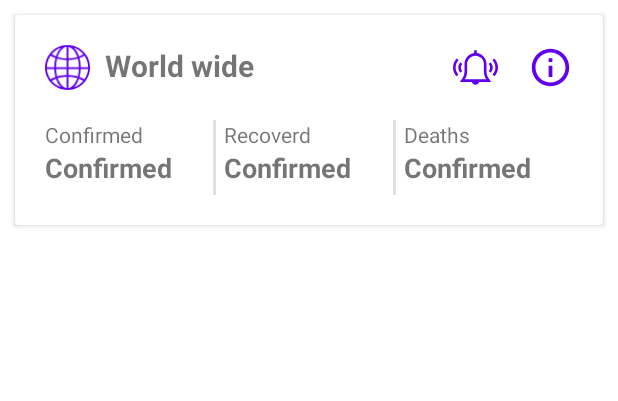
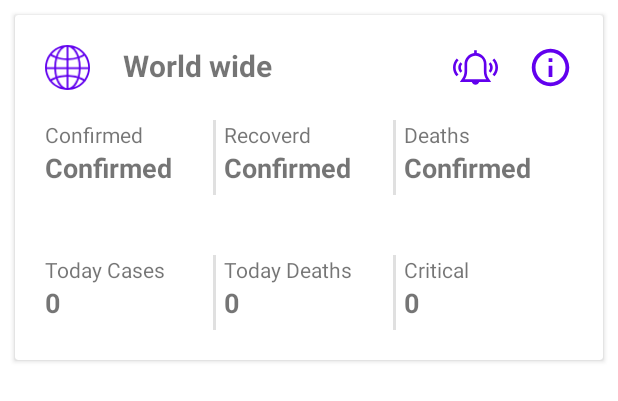
Before and after one commit to HimaAbousalem/COVID-19-Tracker, an Android app: the layout country_card_view.xml on its own in the app's theme, with its tools: preview values and no code run, on a phone screen of 412 x 824 dp. Shown: the top 401 px of the screen. Run offline under Robolectric (Android 15) with nearby library versions, the phone set to English and light mode, and no system bars.

Commit message:
test graphs

```diff
--- a/app/build.gradle
+++ b/app/build.gradle
@@ -82,6 +82,8 @@ dependencies {
     //coil
     implementation "io.coil-kt:coil:0.10.1"
 
+    //charts
+    implementation 'com.github.PhilJay:MPAndroidChart:v2.2.4'
     //Tests
     testImplementation 'junit:junit:4.13'
     androidTestImplementation 'androidx.test.ext:junit:1.1.1'
--- a/app/src/main/java/com/iti/mobile/covid19tracker/dagger/modules/controller/WorkerModule.kt
+++ b/app/src/main/java/com/iti/mobile/covid19tracker/dagger/modules/controller/WorkerModule.kt
@@ -1,7 +1,7 @@
 package com.iti.mobile.covid19tracker.dagger.modules.controller
 import com.iti.mobile.covid19tracker.dagger.scopes.WorkerKey
-import com.iti.mobile.covid19tracker.model.sync.ChildWorkerFactory
-import com.iti.mobile.covid19tracker.model.sync.SyncWork
+import com.iti.mobile.covid19tracker.work_manager.ChildWorkerFactory
+import com.iti.mobile.covid19tracker.work_manager.SyncWork
 import dagger.Binds
 import dagger.Module
 import dagger.multibindings.IntoMap
--- a/app/src/main/java/com/iti/mobile/covid19tracker/features/base/Covid19App.kt
+++ b/app/src/main/java/com/iti/mobile/covid19tracker/features/base/Covid19App.kt
@@ -6,7 +6,7 @@ import com.iti.mobile.covid19tracker.BuildConfig
 import com.iti.mobile.covid19tracker.dagger.component.CovidAppComponent
 import com.iti.mobile.covid19tracker.dagger.component.DaggerCovidAppComponent
 import com.iti.mobile.covid19tracker.dagger.modules.app.ApplicationModule
-import com.iti.mobile.covid19tracker.model.sync.SyncWork
+import com.iti.mobile.covid19tracker.work_manager.SyncWork
 import com.iti.mobile.covid19tracker.utils.WORK_MANAGER_KEY
 import timber.log.Timber
 import java.util.concurrent.TimeUnit
@@ -29,14 +29,14 @@ class Covid19App : Application(){
         WorkManager.initialize(this, Configuration.Builder()
                 .setWorkerFactory(myWorkerFactory)
                 .build())
-      //  scheduleWork()
+       scheduleWork()
     }
 
     private fun scheduleWork() {
         val constraints = Constraints.Builder()
             .setRequiredNetworkType(NetworkType.CONNECTED)
             .build()
-        val request = PeriodicWorkRequestBuilder<SyncWork>(2, TimeUnit.HOURS)
+        val request = PeriodicWorkRequestBuilder<SyncWork>(15, TimeUnit.MINUTES)
             .setConstraints(constraints)
             .build()
         WorkManager.getInstance(this).enqueueUniquePeriodicWork(WORK_MANAGER_KEY, ExistingPeriodicWorkPolicy.KEEP, request)
--- a/app/src/main/java/com/iti/mobile/covid19tracker/features/base/WorkerProviderFactory.kt
+++ b/app/src/main/java/com/iti/mobile/covid19tracker/features/base/WorkerProviderFactory.kt
@@ -5,7 +5,7 @@ import androidx.work.CoroutineWorker
 import androidx.work.ListenableWorker
 import androidx.work.WorkerFactory
 import androidx.work.WorkerParameters
-import com.iti.mobile.covid19tracker.model.sync.ChildWorkerFactory
+import com.iti.mobile.covid19tracker.work_manager.ChildWorkerFactory
 import javax.inject.Inject
 import javax.inject.Provider
 
--- a/app/src/main/java/com/iti/mobile/covid19tracker/utils/RepositoryHelper.kt
+++ b/app/src/main/java/com/iti/mobile/covid19tracker/utils/RepositoryHelper.kt
@@ -18,7 +18,7 @@ fun calculateTheDifferences(subscribedData: List<Country>, apiData: List<Country
             .forEach { api->
                 api.cases = api.cases - subscribed.cases
                 api.deaths = if( api.deaths-subscribed.deaths > 0 ) api.deaths - subscribed.deaths else  0
-                api.cases = if( api.recovered-subscribed.recovered > 0 ) api.recovered - subscribed.recovered else  0
+                api.recovered = if( api.recovered-subscribed.recovered > 0 ) api.recovered - subscribed.recovered else  0
                 changes.add(api) }
     }
     Timber.d("#5 filter Data")
--- /dev/null
+++ b/app/src/main/java/com/iti/mobile/covid19tracker/utils/StatisticsUtils.kt
@@ -0,0 +1 @@
+package com.iti.mobile.covid19tracker.utils
--- /dev/null
+++ b/app/src/main/res/drawable/graph_background2.xml
@@ -0,0 +1,5 @@
+<?xml version="1.0" encoding="utf-8"?>
+<shape xmlns:android="http://schemas.android.com/apk/res/android">
+    <solid
+        android:color="#F1E89E"></solid>
+</shape>
--- /dev/null
+++ b/app/src/main/res/drawable/graph_background3.xml
@@ -0,0 +1,5 @@
+<?xml version="1.0" encoding="utf-8"?>
+<shape xmlns:android="http://schemas.android.com/apk/res/android">
+    <solid
+        android:color="#F6450C"></solid>
+</shape>
--- /dev/null
+++ b/app/src/main/res/drawable/graph_bakground1.xml
@@ -0,0 +1,5 @@
+<?xml version="1.0" encoding="utf-8"?>
+<shape xmlns:android="http://schemas.android.com/apk/res/android">
+  <solid
+      android:color="#84CBE5"></solid>
+</shape>
--- a/app/src/main/res/layout/country_card_view.xml
+++ b/app/src/main/res/layout/country_card_view.xml
@@ -12,31 +12,36 @@
     android:foreground="?android:attr/selectableItemBackground">
 
 
+    <ScrollView
+        android:layout_width="match_parent"
+        android:layout_height="match_parent">
+
         <LinearLayout
             android:layout_width="match_parent"
-        android:layout_height="match_parent"
+            android:layout_height="wrap_content"
             android:orientation="vertical"
 
             android:weightSum="5">
+
             <androidx.appcompat.widget.AppCompatImageButton
                 android:id="@+id/hide_details_button"
                 android:layout_width="30dp"
                 android:layout_height="30dp"
+                android:layout_marginLeft="@dimen/all_margin"
+                android:layout_marginTop="@dimen/all_margin"
                 android:background="@drawable/ic_highlight_off_black_24dp"
+                android:visibility="gone"
                 app:iconGravity="start"
-            android:layout_marginTop="@dimen/all_margin"
-            android:layout_marginLeft="@dimen/all_margin"
-            app:layout_constraintTop_toTopOf="parent"
-            android:visibility="gone" />
+                app:layout_constraintTop_toTopOf="parent" />
+
             <androidx.constraintlayout.widget.ConstraintLayout
                 android:id="@+id/country_info_layout"
                 android:layout_width="match_parent"
                 android:layout_height="0dp"
-            android:layout_weight="2"
+                android:layout_marginLeft="@dimen/all_margin"
                 android:layout_marginTop="@dimen/all_margin"
                 android:layout_marginRight="@dimen/all_margin"
-            android:layout_marginLeft="@dimen/all_margin"
-           >
+                android:layout_weight="2">
 
                 <ImageView
                     android:id="@+id/flag_imageview"
@@ -49,12 +54,13 @@
 
                 <TextView
                     android:id="@+id/country_textview"
-                android:layout_width="wrap_content"
-                android:layout_height="wrap_content"
-                android:layout_marginStart="10dp"
+                    android:layout_width="210dp"
+                    android:layout_height="27dp"
+                    android:layout_marginEnd="10dp"
                     android:text="@string/world_wide"
                     android:textSize="20sp"
                     android:textStyle="bold"
+                    app:layout_constraintEnd_toStartOf="@+id/subscribe_button"
                     app:layout_constraintLeft_toRightOf="@+id/flag_imageview"
                     app:layout_constraintTop_toTopOf="@+id/flag_imageview" />
 
@@ -62,11 +68,12 @@
                     android:id="@+id/subscribe_button"
                     android:layout_width="30dp"
                     android:layout_height="30dp"
+                    android:layout_marginRight="@dimen/all_margin"
                     android:background="@drawable/ic_miscellaneous"
                     app:iconGravity="start"
-                android:layout_marginRight="@dimen/all_margin"
                     app:layout_constraintEnd_toStartOf="@id/info_button"
                     app:layout_constraintTop_toTopOf="parent" />
+
                 <androidx.appcompat.widget.AppCompatImageButton
                     android:id="@+id/info_button"
                     android:layout_width="30dp"
@@ -81,91 +88,99 @@
             <LinearLayout
                 android:layout_width="match_parent"
                 android:layout_height="0dp"
+                android:layout_margin="@dimen/all_margin"
                 android:layout_weight="3"
-            android:layout_margin="@dimen/all_margin"
+                android:baselineAligned="false"
                 android:orientation="horizontal"
-            android:weightSum="3"
-            android:baselineAligned="false">
+                android:weightSum="3">
 
                 <LinearLayout
                     android:layout_width="0dp"
-                android:layout_weight="1"
                     android:layout_height="match_parent"
                     android:layout_marginEnd="10dp"
+                    android:layout_weight="1"
                     android:orientation="vertical">
+
                     <TextView
                         android:layout_width="wrap_content"
                         android:layout_height="wrap_content"
-                    android:text="@string/confirmed"/>
+                        android:text="@string/confirmed" />
+
                     <TextView
                         android:id="@+id/confirmed_cases"
                         android:layout_width="wrap_content"
                         android:layout_height="wrap_content"
                         android:text="@string/confirmed"
-                    android:textStyle="bold"
-                    android:textSize="@dimen/numbers_size"/>
+                        android:textSize="@dimen/numbers_size"
+                        android:textStyle="bold" />
                 </LinearLayout>
+
                 <View
                     android:id="@+id/divider1"
                     android:layout_width="2dp"
                     android:layout_height="50dp"
                     android:background="?android:attr/listDivider" />
+
                 <LinearLayout
                     android:layout_width="0dp"
-                android:layout_weight="1"
                     android:layout_height="match_parent"
                     android:layout_marginStart="5dp"
                     android:layout_marginEnd="10dp"
+                    android:layout_weight="1"
                     android:orientation="vertical">
 
                     <TextView
                         android:layout_width="wrap_content"
                         android:layout_height="wrap_content"
-                    android:text="@string/recoverd"/>
+                        android:text="@string/recoverd" />
+
                     <TextView
                         android:id="@+id/recovered_cases"
                         android:layout_width="wrap_content"
                         android:layout_height="wrap_content"
                         android:text="@string/confirmed"
-                    android:textStyle="bold"
-                    android:textSize="@dimen/numbers_size"/>
+                        android:textSize="@dimen/numbers_size"
+                        android:textStyle="bold" />
                 </LinearLayout>
+
                 <View
                     android:id="@+id/divider2"
                     android:layout_width="2dp"
                     android:layout_height="50dp"
                     android:background="?android:attr/listDivider" />
+
                 <LinearLayout
+                    android:layout_width="0dp"
+                    android:layout_height="match_parent"
                     android:layout_marginStart="5dp"
                     android:layout_marginEnd="10dp"
-                android:layout_width="0dp"
                     android:layout_weight="1"
-                android:layout_height="match_parent"
                     android:orientation="vertical">
-
 
 
                     <TextView
                         android:layout_width="wrap_content"
                         android:layout_height="wrap_content"
-                    android:text="@string/deaths"/>
+                        android:text="@string/deaths" />
+
                     <TextView
                         android:id="@+id/deaths_cases"
                         android:layout_width="wrap_content"
                         android:layout_height="wrap_content"
                         android:text="@string/confirmed"
-                    android:textStyle="bold"
-                    android:textSize="@dimen/numbers_size"/>
+                        android:textSize="@dimen/numbers_size"
+                        android:textStyle="bold" />
                 </LinearLayout>
             </LinearLayout>
+
             <include
                 android:id="@+id/details_layout"
                 layout="@layout/details_country_card_layout"
                 android:layout_width="match_parent"
-            android:layout_height="match_parent"
-              />
+                android:layout_height="match_parent" />
 
         </LinearLayout>
+    </ScrollView>
 
 
 </androidx.cardview.widget.CardView>
--- a/app/src/main/res/layout/details_country_card_layout.xml
+++ b/app/src/main/res/layout/details_country_card_layout.xml
@@ -3,7 +3,7 @@
     xmlns:android="http://schemas.android.com/apk/res/android"
     android:layout_width="match_parent"
     android:layout_height="match_parent"
-    android:orientation="horizontal"
+    android:orientation="vertical"
     >
     <LinearLayout
         android:id="@+id/details_layout"
@@ -14,7 +14,7 @@
         android:baselineAligned="false"
         android:orientation="horizontal"
         android:weightSum="3"
-       android:visibility="gone" >
+       android:visibility="visible" >
 
     <LinearLayout
 
@@ -95,4 +95,10 @@
             android:textStyle="bold" />
     </LinearLayout>
 </LinearLayout>
+    <include
+        android:id="@+id/graph_layout"
+        layout="@layout/statistics_layout"
+        android:layout_width="match_parent"
+        android:layout_height="match_parent"
+        android:visibility="gone"/>
 </merge>
--- a/build.gradle
+++ b/build.gradle
@@ -33,7 +33,7 @@ allprojects {
     repositories {
         google()
         jcenter()
-
+        maven { url "https://jitpack.io" }
     }
 }
 
```
Also changed, not shown: app/src/main/AndroidManifest.xml (+14 -7 lines), app/src/main/java/com/iti/mobile/covid19tracker/features/all_countries/AllCountriesFragment.kt (+3 -6 lines), app/src/main/java/com/iti/mobile/covid19tracker/features/graph_test.kt (added, +136 -0 lines), app/src/main/java/com/iti/mobile/covid19tracker/work_manager/SyncWork.kt (renamed from app/src/main/java/com/iti/mobile/covid19tracker/model/sync/SyncWork.kt, +6 -2 lines), app/src/main/res/layout/activity_graph_test.xml (added, +13 -0 lines), app/src/main/res/layout/statistics_layout.xml (added, +13 -0 lines). Lines whose indentation alone changed are shown as unchanged.
